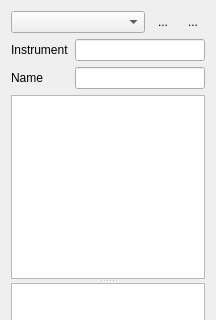
MonroeQuantumNetworks/IonControl, file ui/ExternalScannedParametersSelection.ui: the form before one commit; both pictures show x 0 to 216 and y 0 to 320 of the 216 by 478 pixel window.
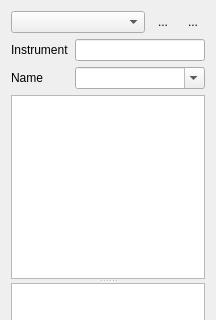
The form after the commit. Icons and pictures are not drawn. Custom widgets are drawn as their Qt base class.

Commit message: new ExternalParameters framework and dummy seem functional

```diff
--- a/ui/ExternalScannedParametersSelection.ui
+++ b/ui/ExternalScannedParametersSelection.ui
@@ -83,12 +83,9 @@
       </widget>
      </item>
      <item row="1" column="1">
-      <widget class="QLineEdit" name="nameLineEdit">
-       <property name="sizePolicy">
-        <sizepolicy hsizetype="Expanding" vsizetype="Fixed">
-         <horstretch>2</horstretch>
-         <verstretch>0</verstretch>
-        </sizepolicy>
+      <widget class="QComboBox" name="nameEdit">
+       <property name="editable">
+        <bool>true</bool>
        </property>
       </widget>
      </item>
```
The commit also changes 7 other files.
